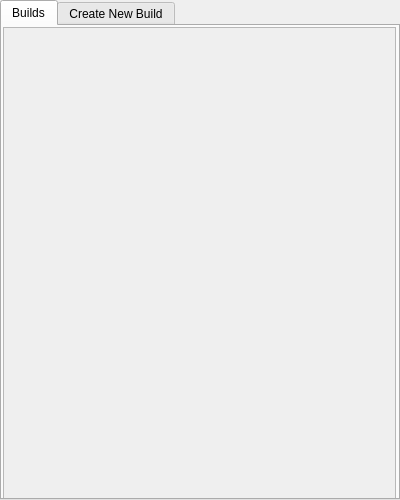
This is UI/qtMainWindow.ui in Rossosaurus/BriskBuilder as Qt 5 draws it before an edit. The edited form follows.
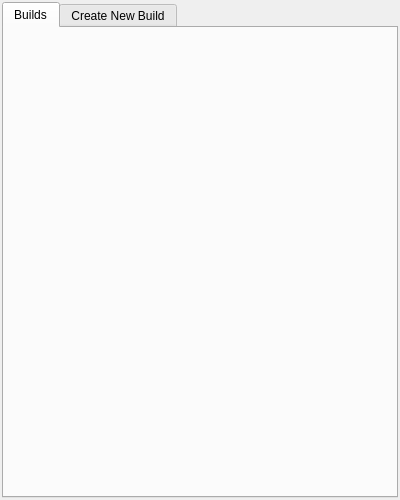
This is the edited form. The open tabs and pages were chosen to show the change.

```diff
--- a/UI/qtMainWindow.ui
+++ b/UI/qtMainWindow.ui
@@ -16,6 +16,18 @@
     <verstretch>0</verstretch>
    </sizepolicy>
   </property>
+  <property name="minimumSize">
+   <size>
+    <width>400</width>
+    <height>500</height>
+   </size>
+  </property>
+  <property name="maximumSize">
+   <size>
+    <width>400</width>
+    <height>500</height>
+   </size>
+  </property>
   <property name="windowTitle">
    <string>Brisk Builder</string>
   </property>
@@ -32,15 +44,21 @@
    <bool>true</bool>
   </property>
   <widget class="QWidget" name="centralwidget">
+   <layout class="QGridLayout" name="gridLayout">
+    <property name="leftMargin">
+     <number>2</number>
+    </property>
+    <property name="topMargin">
+     <number>2</number>
+    </property>
+    <property name="rightMargin">
+     <number>2</number>
+    </property>
+    <property name="bottomMargin">
+     <number>2</number>
+    </property>
+    <item row="0" column="0">
    <widget class="QTabWidget" name="twMain">
-    <property name="geometry">
-     <rect>
-      <x>0</x>
-      <y>0</y>
-      <width>400</width>
-      <height>500</height>
-     </rect>
-    </property>
     <property name="currentIndex">
      <number>1</number>
     </property>
@@ -57,29 +75,20 @@
      <attribute name="title">
       <string>Builds</string>
      </attribute>
-     <widget class="QScrollArea" name="scrollArea">
-      <property name="geometry">
-       <rect>
-        <x>1</x>
-        <y>1</y>
-        <width>393</width>
-        <height>473</height>
-       </rect>
-      </property>
-      <property name="widgetResizable">
-       <bool>true</bool>
-      </property>
-      <widget class="QWidget" name="scrollAreaWidgetContents">
-       <property name="geometry">
-        <rect>
-         <x>0</x>
-         <y>0</y>
-         <width>391</width>
-         <height>471</height>
-        </rect>
-       </property>
-      </widget>
-     </widget>
+       <layout class="QGridLayout" name="gridLayout_2">
+        <property name="leftMargin">
+         <number>1</number>
+        </property>
+        <property name="topMargin">
+         <number>1</number>
+        </property>
+        <property name="rightMargin">
+         <number>1</number>
+        </property>
+        <property name="bottomMargin">
+         <number>1</number>
+        </property>
+       </layout>
     </widget>
     <widget class="QWidget" name="tabNewBuild">
      <property name="accessibleName">
@@ -205,6 +214,8 @@
      </widget>
     </widget>
    </widget>
+    </item>
+   </layout>
   </widget>
  </widget>
  <resources/>
```
Left out of the diff: 2 changed lines with no effect on the pictures. Lines whose indentation alone changed are shown as unchanged.
